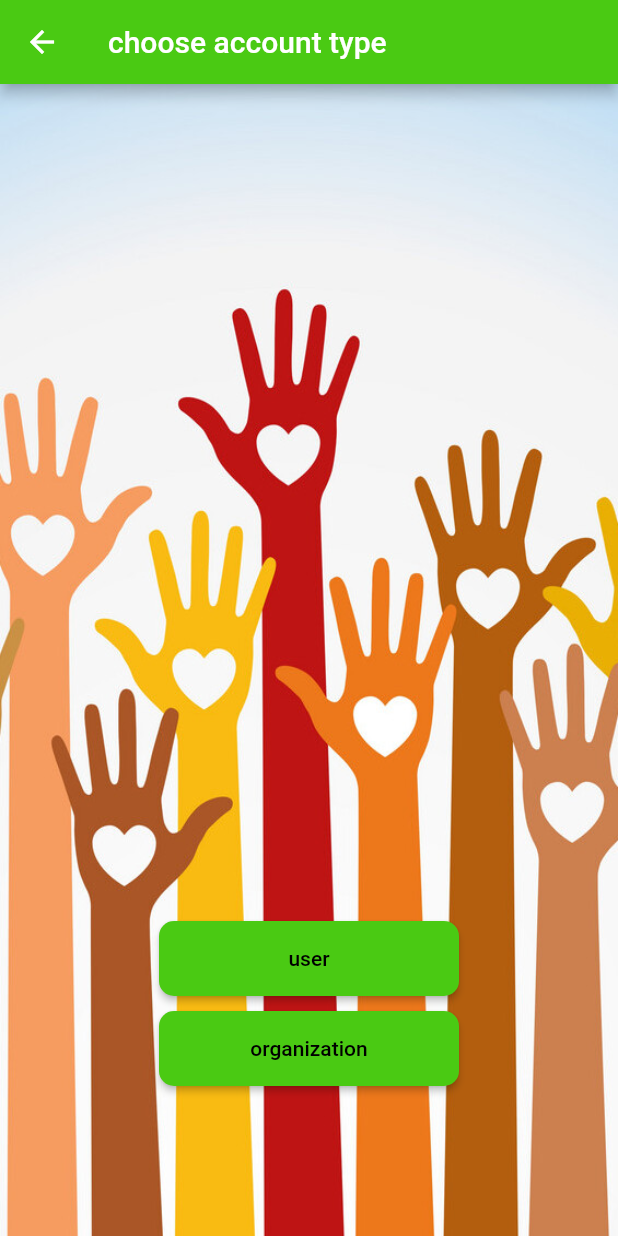
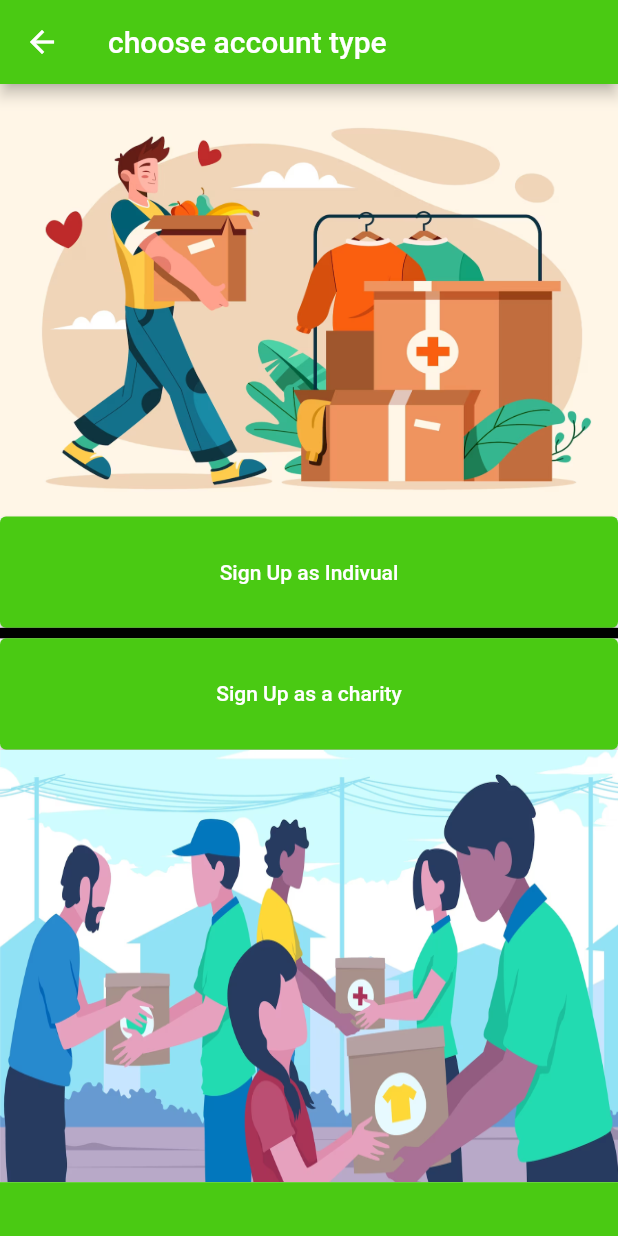
Before and after one commit to abu3athab/amal, a Flutter app: the Choose screen opened directly, on a phone screen of 412 x 824 dp. Run offline on Flutter 3.47's test engine with Material 2 defaults, Android fonts, the phone set to English and light mode, and no system bars; missing offline and left inert: dart:ffi.

```diff
--- a/lib/sign up/chooseType.dart
+++ b/lib/sign up/chooseType.dart
@@ -8,11 +8,82 @@ class Choose extends StatelessWidget {
 
   @override
   Widget build(BuildContext context) {
+    double height = MediaQuery.of(context).size.height;
+    double width = MediaQuery.of(context).size.width;
     return Scaffold(
-        appBar: AppBar(
-          title: Text("choose account type"),
-          backgroundColor: logoColor,
+      appBar: AppBar(
+        title: Text("choose account type"),
+        backgroundColor: logoColor,
+      ),
+      body: SingleChildScrollView(
+        child: Center(
+          child: Column(children: [
+            Container(
+              width: width,
+              height: height * 0.35,
+              decoration: BoxDecoration(
+                image: DecorationImage(
+                  fit: BoxFit.fill,
+                  image: AssetImage(
+                      "assets/flat-world-humanitarian-day-illustration-with-person-holding-aid-box_23-2149459659 (1).png"),
+                ),
+              ),
+            ),
+            Container(
+              height: height * 0.09,
+              child: ElevatedButton(
+                style: ElevatedButton.styleFrom(
+                    backgroundColor: logoColor,
+                    minimumSize: const Size.fromHeight(50)),
+                onPressed: () {
+                  Navigator.push(
+                    context,
+                    MaterialPageRoute(builder: (context) => SignUp()),
+                  );
+                },
+                child: Text('Sign Up as Indivual'),
+              ),
+            ),
+            Container(
+              width: width,
+              height: 7,
+              color: Colors.black,
+            ),
+            Container(
+              height: height * 0.09,
+              child: ElevatedButton(
+                style: ElevatedButton.styleFrom(
+                    backgroundColor: logoColor,
+                    minimumSize: const Size.fromHeight(50)),
+                onPressed: () {
+                  Navigator.push(
+                    context,
+                    MaterialPageRoute(builder: (context) => SignUpChartiy()),
+                  );
+                },
+                child: Text('Sign Up as a charity'),
+              ),
+            ),
+            Container(
+              width: width,
+              height: height * 0.35,
+              decoration: BoxDecoration(
+                image: DecorationImage(
+                  fit: BoxFit.fill,
+                  image: AssetImage(
+                      'assets/flat-illustration-world-humanitarian-day_23-2149484207 (1).png'),
+                ),
+              ),
+            ),
+            Container(
+              width: width,
+              height: 100,
+              color: logoColor,
+            )
+          ]),
         ),
+      ),
+      /*
         backgroundColor: Colors.white,
         body: Center(
           child: Container(
@@ -74,6 +145,8 @@ class Choose extends StatelessWidget {
               ),
             ),
           ),
-        ));
+        )
+        */
+    );
   }
 }
```
